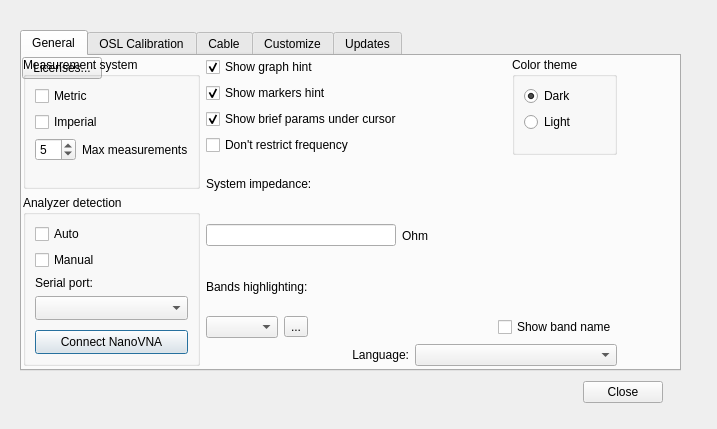
First picture: the form in settings.ui, repository rigexpert/AntScope2, before the edit.
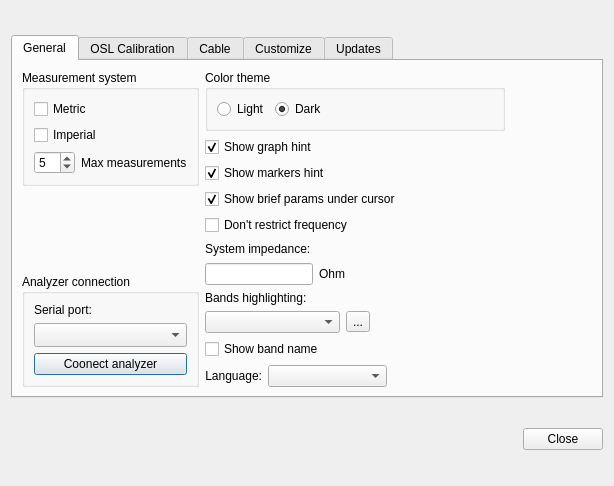
Second picture: the form after the edit. The open tabs and pages were chosen to show the change.

What changed in the file:
```diff
--- a/settings.ui
+++ b/settings.ui
@@ -6,8 +6,8 @@
    <rect>
     <x>0</x>
     <y>0</y>
-    <width>717</width>
-    <height>429</height>
+    <width>614</width>
+    <height>486</height>
    </rect>
   </property>
   <property name="minimumSize">
@@ -25,15 +25,9 @@
   <property name="windowTitle">
    <string>Settings</string>
   </property>
+  <layout class="QVBoxLayout" name="verticalLayout_8">
+   <item>
   <widget class="QTabWidget" name="tabWidget">
-   <property name="geometry">
-    <rect>
-     <x>20</x>
-     <y>30</y>
-     <width>661</width>
-     <height>341</height>
-    </rect>
-   </property>
    <property name="sizePolicy">
     <sizepolicy hsizetype="Expanding" vsizetype="Maximum">
      <horstretch>0</horstretch>
@@ -41,80 +35,38 @@
     </sizepolicy>
    </property>
    <property name="currentIndex">
-    <number>4</number>
+      <number>0</number>
    </property>
    <widget class="QWidget" name="General">
     <attribute name="title">
      <string>General</string>
     </attribute>
-    <widget class="QWidget" name="layoutWidget">
-     <property name="geometry">
-      <rect>
-       <x>0</x>
-       <y>0</y>
-       <width>123</width>
-       <height>25</height>
-      </rect>
-     </property>
-     <layout class="QHBoxLayout" name="horizontalLayout_35">
+      <layout class="QFormLayout" name="formLayout_5">
+       <item row="0" column="0">
+        <layout class="QHBoxLayout" name="horizontalLayout_38">
       <item>
-       <widget class="QPushButton" name="licencesBtn">
-        <property name="text">
-         <string>Licenses...</string>
-        </property>
-        <property name="autoDefault">
-         <bool>false</bool>
-        </property>
-       </widget>
-      </item>
-      <item>
-       <spacer name="horizontalSpacer_8">
-        <property name="orientation">
-         <enum>Qt::Horizontal</enum>
-        </property>
-        <property name="sizeHint" stdset="0">
-         <size>
-          <width>40</width>
-          <height>20</height>
-         </size>
-        </property>
-       </spacer>
-      </item>
-     </layout>
-    </widget>
-    <widget class="QWidget" name="layoutWidget">
-     <property name="geometry">
-      <rect>
-       <x>1</x>
-       <y>1</y>
-       <width>594</width>
-       <height>309</height>
-      </rect>
-     </property>
-     <layout class="QHBoxLayout" name="horizontalLayout_37">
-      <item>
-       <layout class="QVBoxLayout" name="verticalLayout_15">
+          <layout class="QVBoxLayout" name="verticalLayout_19">
         <item>
          <widget class="QGroupBox" name="groupBox_7">
           <property name="title">
            <string>Measurement system</string>
           </property>
-          <layout class="QFormLayout" name="formLayout_3">
-           <item row="0" column="0">
+             <layout class="QVBoxLayout" name="verticalLayout_18">
+              <item>
             <widget class="QCheckBox" name="measureSystemMetric">
              <property name="text">
               <string>Metric</string>
              </property>
             </widget>
            </item>
-           <item row="1" column="0">
+              <item>
             <widget class="QCheckBox" name="measureSystemAmerican">
              <property name="text">
               <string>Imperial</string>
              </property>
             </widget>
            </item>
-           <item row="2" column="0">
+              <item>
             <layout class="QHBoxLayout" name="horizontalLayout_36">
              <item>
               <widget class="QSpinBox" name="spinBoxMeasurements">
@@ -147,6 +99,19 @@
           </layout>
          </widget>
         </item>
+           <item>
+            <spacer name="verticalSpacer">
+             <property name="orientation">
+              <enum>Qt::Vertical</enum>
+             </property>
+             <property name="sizeHint" stdset="0">
+              <size>
+               <width>20</width>
+               <height>40</height>
+              </size>
+             </property>
+            </spacer>
+           </item>
         <item>
          <widget class="QGroupBox" name="groupBox_12">
           <property name="minimumSize">
@@ -156,23 +121,9 @@
            </size>
           </property>
           <property name="title">
-           <string>Analyzer detection</string>
+              <string>Analyzer connection</string>
           </property>
           <layout class="QVBoxLayout" name="verticalLayout_14">
-           <item>
-            <widget class="QCheckBox" name="autoDetect">
-             <property name="text">
-              <string>Auto</string>
-             </property>
-            </widget>
-           </item>
-           <item>
-            <widget class="QCheckBox" name="manualDetect">
-             <property name="text">
-              <string>Manual</string>
-             </property>
-            </widget>
-           </item>
            <item>
             <widget class="QLabel" name="label_15">
              <property name="text">
@@ -191,31 +142,9 @@
             </widget>
            </item>
            <item>
-            <spacer name="verticalSpacer">
-             <property name="orientation">
-              <enum>Qt::Vertical</enum>
-             </property>
-             <property name="sizeType">
-              <enum>QSizePolicy::Fixed</enum>
-             </property>
-             <property name="sizeHint" stdset="0">
-              <size>
-               <width>20</width>
-               <height>4</height>
-              </size>
-             </property>
-            </spacer>
-           </item>
-           <item>
-            <widget class="QPushButton" name="connectNanovnaBtn">
-             <property name="minimumSize">
-              <size>
-               <width>0</width>
-               <height>24</height>
-              </size>
-             </property>
+               <widget class="QPushButton" name="connectSerialBtn">
              <property name="text">
-              <string>Connect NanoVNA</string>
+                 <string>Coonect analyzer</string>
              </property>
             </widget>
            </item>
@@ -225,12 +154,54 @@
        </layout>
       </item>
       <item>
-       <layout class="QVBoxLayout" name="verticalLayout_16">
-        <item>
-         <layout class="QHBoxLayout" name="horizontalLayout_26">
+          <layout class="QVBoxLayout" name="verticalLayout_17">
           <item>
            <layout class="QVBoxLayout" name="verticalLayout_9">
             <item>
+              <widget class="QGroupBox" name="groupBoxColor">
+               <property name="title">
+                <string>Color theme</string>
+               </property>
+               <layout class="QHBoxLayout" name="horizontalLayout_26">
+                <item>
+                 <widget class="QRadioButton" name="radioButtonLight">
+                  <property name="text">
+                   <string>Light</string>
+                  </property>
+                 </widget>
+                </item>
+                <item>
+                 <widget class="QRadioButton" name="radioButtonDark">
+                  <property name="text">
+                   <string>Dark</string>
+                  </property>
+                  <property name="checked">
+                   <bool>true</bool>
+                  </property>
+                 </widget>
+                </item>
+                <item>
+                 <layout class="QHBoxLayout" name="horizontalLayout_35"/>
+                </item>
+                <item>
+                 <spacer name="horizontalSpacer_11">
+                  <property name="orientation">
+                   <enum>Qt::Horizontal</enum>
+                  </property>
+                  <property name="sizeHint" stdset="0">
+                   <size>
+                    <width>40</width>
+                    <height>20</height>
+                   </size>
+                  </property>
+                 </spacer>
+                </item>
+               </layout>
+              </widget>
+             </item>
+             <item>
+              <layout class="QFormLayout" name="formLayout_6">
+               <item row="0" column="0">
              <widget class="QCheckBox" name="graphHintCheckBox">
               <property name="sizePolicy">
                <sizepolicy hsizetype="Preferred" vsizetype="Fixed">
@@ -246,7 +217,7 @@
               </property>
              </widget>
             </item>
-            <item>
+               <item row="1" column="0">
              <widget class="QCheckBox" name="markersHintCheckBox">
               <property name="sizePolicy">
                <sizepolicy hsizetype="Preferred" vsizetype="Fixed">
@@ -262,7 +233,7 @@
               </property>
              </widget>
             </item>
-            <item>
+               <item row="2" column="0">
              <widget class="QCheckBox" name="graphBriefHintCheckBox">
               <property name="sizePolicy">
                <sizepolicy hsizetype="Preferred" vsizetype="Fixed">
@@ -284,7 +255,7 @@
               </property>
              </widget>
             </item>
-            <item>
+               <item row="3" column="0">
              <widget class="QCheckBox" name="fqRestrictCheckBox">
               <property name="text">
                <string>Don't restrict frequency</string>
@@ -293,34 +264,10 @@
             </item>
            </layout>
           </item>
+            </layout>
+           </item>
           <item>
-           <widget class="QGroupBox" name="groupBoxColor">
-            <property name="title">
-             <string>Color theme</string>
-            </property>
-            <layout class="QFormLayout" name="formLayout_5">
-             <item row="0" column="0">
-              <widget class="QRadioButton" name="radioButtonDark">
-               <property name="text">
-                <string>Dark</string>
-               </property>
-               <property name="checked">
-                <bool>true</bool>
-               </property>
-              </widget>
-             </item>
-             <item row="1" column="0">
-              <widget class="QRadioButton" name="radioButtonLight">
-               <property name="text">
-                <string>Light</string>
-               </property>
-              </widget>
-             </item>
-            </layout>
-           </widget>
-          </item>
-         </layout>
-        </item>
+            <layout class="QVBoxLayout" name="verticalLayout_15">
         <item>
          <widget class="QLabel" name="label_4">
           <property name="text">
@@ -332,6 +279,12 @@
          <layout class="QHBoxLayout" name="horizontalLayout_29">
           <item>
            <widget class="QLineEdit" name="lineEdit_systemImpedance">
+                 <property name="sizePolicy">
+                  <sizepolicy hsizetype="Preferred" vsizetype="Fixed">
+                   <horstretch>0</horstretch>
+                   <verstretch>0</verstretch>
+                  </sizepolicy>
+                 </property>
             <property name="maxLength">
              <number>4</number>
             </property>
@@ -359,6 +312,10 @@
           </item>
          </layout>
         </item>
+            </layout>
+           </item>
+           <item>
+            <layout class="QVBoxLayout" name="verticalLayout_16">
         <item>
          <widget class="QLabel" name="label_17">
           <property name="text">
@@ -367,9 +324,16 @@
          </widget>
         </item>
         <item>
-         <layout class="QHBoxLayout" name="horizontalLayout_38">
+              <layout class="QHBoxLayout" name="horizontalLayout_37">
           <item>
-           <widget class="QComboBox" name="bandsCombobox"/>
+                <widget class="QComboBox" name="bandsCombobox">
+                 <property name="sizePolicy">
+                  <sizepolicy hsizetype="Expanding" vsizetype="Fixed">
+                   <horstretch>0</horstretch>
+                   <verstretch>0</verstretch>
+                  </sizepolicy>
+                 </property>
+                </widget>
           </item>
           <item>
            <widget class="QToolButton" name="editBandsBtn">
@@ -379,7 +343,7 @@
            </widget>
           </item>
           <item>
-           <spacer name="horizontalSpacer_9">
+                <spacer name="horizontalSpacer_8">
             <property name="orientation">
              <enum>Qt::Horizontal</enum>
             </property>
@@ -390,6 +354,8 @@
              </size>
             </property>
            </spacer>
+               </item>
+              </layout>
           </item>
           <item>
            <widget class="QCheckBox" name="checkBoxBandName">
@@ -413,28 +379,42 @@
            </widget>
           </item>
           <item>
-           <widget class="QComboBox" name="languageComboBox"/>
-          </item>
-         </layout>
-        </item>
-       </layout>
-      </item>
-     </layout>
-    </widget>
+              <widget class="QComboBox" name="languageComboBox">
+               <property name="sizePolicy">
+                <sizepolicy hsizetype="Expanding" vsizetype="Fixed">
+                 <horstretch>0</horstretch>
+                 <verstretch>0</verstretch>
+                </sizepolicy>
+               </property>
+              </widget>
+             </item>
+             <item>
+              <spacer name="horizontalSpacer_9">
+               <property name="orientation">
+                <enum>Qt::Horizontal</enum>
+               </property>
+               <property name="sizeHint" stdset="0">
+                <size>
+                 <width>40</width>
+                 <height>20</height>
+                </size>
+               </property>
+              </spacer>
+             </item>
+            </layout>
+           </item>
+          </layout>
+         </item>
+        </layout>
+       </item>
+      </layout>
    </widget>
    <widget class="QWidget" name="Calibration">
     <attribute name="title">
      <string>OSL Calibration</string>
     </attribute>
-    <widget class="QWidget" name="layoutWidget">
-     <property name="geometry">
-      <rect>
-       <x>10</x>
-       <y>0</y>
-       <width>464</width>
-       <height>248</height>
-      </rect>
-     </property>
+      <layout class="QFormLayout" name="formLayout_8">
+       <item row="0" column="0">
      <layout class="QFormLayout" name="formLayout">
       <item row="0" column="0">
        <widget class="QGroupBox" name="groupBox_6">
@@ -666,85 +646,90 @@
        </widget>
       </item>
      </layout>
-    </widget>
+       </item>
+      </layout>
    </widget>
    <widget class="QWidget" name="Cable">
     <attribute name="title">
      <string>Cable</string>
     </attribute>
-    <widget class="QWidget" name="layoutWidget">
-     <property name="geometry">
-      <rect>
-       <x>9</x>
-       <y>39</y>
-       <width>633</width>
-       <height>236</height>
-      </rect>
-     </property>
-     <layout class="QVBoxLayout" name="verticalLayout_10">
-      <item>
-       <layout class="QHBoxLayout" name="horizontalLayout_24">
-        <item>
-         <widget class="QLabel" name="label_7">
-          <property name="text">
-           <string>Velocity factor</string>
-          </property>
-         </widget>
-        </item>
-        <item>
-         <widget class="QLineEdit" name="velocityFactor">
-          <property name="alignment">
-           <set>Qt::AlignRight|Qt::AlignTrailing|Qt::AlignVCenter</set>
-          </property>
-         </widget>
-        </item>
-        <item>
-         <widget class="QLabel" name="label_14">
-          <property name="text">
-           <string>Cable length</string>
-          </property>
-         </widget>
-        </item>
-        <item>
-         <widget class="QLineEdit" name="cableLen">
-          <property name="alignment">
-           <set>Qt::AlignRight|Qt::AlignTrailing|Qt::AlignVCenter</set>
-          </property>
-         </widget>
-        </item>
-        <item>
+      <layout class="QFormLayout" name="formLayout_9">
+       <item row="0" column="0">
+        <layout class="QFormLayout" name="formLayout_7">
+         <item row="0" column="0">
+          <layout class="QGridLayout" name="gridLayout_3">
+           <item row="0" column="4">
          <widget class="QLabel" name="label_8">
           <property name="text">
            <string>Cable R0</string>
           </property>
          </widget>
         </item>
-        <item>
-         <widget class="QLineEdit" name="cableR0">
+           <item row="0" column="3">
+            <widget class="QLineEdit" name="cableLen">
           <property name="alignment">
            <set>Qt::AlignRight|Qt::AlignTrailing|Qt::AlignVCenter</set>
           </property>
          </widget>
         </item>
-        <item>
+           <item row="0" column="6">
          <widget class="QLabel" name="label_9">
           <property name="text">
            <string>Ohm</string>
           </property>
          </widget>
         </item>
-       </layout>
-      </item>
-      <item>
+           <item row="0" column="5">
+            <widget class="QLineEdit" name="cableR0">
+             <property name="alignment">
+              <set>Qt::AlignRight|Qt::AlignTrailing|Qt::AlignVCenter</set>
+             </property>
+            </widget>
+           </item>
+           <item row="0" column="2">
+            <widget class="QLabel" name="label_14">
+             <property name="text">
+              <string>Cable length</string>
+             </property>
+            </widget>
+           </item>
+           <item row="0" column="0">
+            <widget class="QLabel" name="label_7">
+             <property name="text">
+              <string>Velocity factor</string>
+             </property>
+            </widget>
+           </item>
+           <item row="0" column="1">
+            <widget class="QLineEdit" name="velocityFactor">
+             <property name="alignment">
+              <set>Qt::AlignRight|Qt::AlignTrailing|Qt::AlignVCenter</set>
+             </property>
+            </widget>
+           </item>
+           <item row="0" column="7">
+            <spacer name="horizontalSpacer_10">
+             <property name="orientation">
+              <enum>Qt::Horizontal</enum>
+             </property>
+             <property name="sizeHint" stdset="0">
+              <size>
+               <width>40</width>
+               <height>20</height>
+              </size>
+             </property>
+            </spacer>
+           </item>
+          </layout>
+         </item>
+         <item row="1" column="0">
        <widget class="QGroupBox" name="groupBox_8">
         <property name="title">
          <string>Cable loss</string>
         </property>
-        <layout class="QVBoxLayout" name="verticalLayout_8">
-         <item>
-          <layout class="QHBoxLayout" name="horizontalLayout_22">
-           <item>
-            <layout class="QVBoxLayout" name="verticalLayout_7">
+           <layout class="QGridLayout" name="gridLayout_4">
+            <item row="0" column="0">
+             <layout class="QVBoxLayout" name="verticalLayout_6">
              <item>
               <layout class="QHBoxLayout" name="horizontalLayout">
                <item>
@@ -795,7 +780,7 @@
              </item>
             </layout>
            </item>
-           <item>
+            <item row="0" column="1">
             <layout class="QHBoxLayout" name="horizontalLayout_20">
              <item>
               <widget class="QComboBox" name="cableLossComboBox">
@@ -836,8 +821,8 @@
              </item>
             </layout>
            </item>
-           <item>
-            <layout class="QVBoxLayout" name="verticalLayout_6">
+            <item row="0" column="2">
+             <layout class="QVBoxLayout" name="verticalLayout_7">
              <item>
               <widget class="QRadioButton" name="anyFq">
                <property name="text">
@@ -885,17 +870,15 @@
             </layout>
            </item>
           </layout>
-         </item>
-        </layout>
-       </widget>
-      </item>
-      <item>
+          </widget>
+         </item>
+         <item row="2" column="0">
        <widget class="QGroupBox" name="groupBox_9">
         <property name="title">
          <string>Transmission line options</string>
         </property>
-        <layout class="QHBoxLayout" name="horizontalLayout_23">
-         <item>
+           <layout class="QGridLayout" name="gridLayout_5">
+            <item row="0" column="0">
           <widget class="QPushButton" name="doNothingBtn">
            <property name="minimumSize">
             <size>
@@ -911,7 +894,7 @@
            </property>
           </widget>
          </item>
-         <item>
+            <item row="0" column="1">
           <widget class="QPushButton" name="subtractCableBtn">
            <property name="minimumSize">
             <size>
@@ -927,7 +910,7 @@
            </property>
           </widget>
          </item>
-         <item>
+            <item row="0" column="2">
           <widget class="QPushButton" name="addCableBtn">
            <property name="minimumSize">
             <size>
@@ -946,11 +929,18 @@
         </layout>
        </widget>
       </item>
-      <item>
-       <widget class="QComboBox" name="cableComboBox"/>
-      </item>
-      <item>
-       <layout class="QHBoxLayout" name="horizontalLayout_28">
+         <item row="3" column="0">
+          <widget class="QComboBox" name="cableComboBox">
+           <property name="sizePolicy">
+            <sizepolicy hsizetype="Expanding" vsizetype="Fixed">
+             <horstretch>0</horstretch>
+             <verstretch>0</verstretch>
+            </sizepolicy>
+           </property>
+          </widget>
+         </item>
+         <item row="4" column="0">
+          <layout class="QHBoxLayout" name="horizontalLayout_22">
         <item>
          <spacer name="horizontalSpacer_2">
           <property name="orientation">
@@ -981,21 +971,15 @@
        </layout>
       </item>
      </layout>
-    </widget>
+       </item>
+      </layout>
    </widget>
    <widget class="QWidget" name="Custom">
     <attribute name="title">
      <string>Customize</string>
     </attribute>
-    <widget class="QWidget" name="layoutWidget">
-     <property name="geometry">
-      <rect>
-       <x>20</x>
-       <y>20</y>
-       <width>553</width>
-       <height>227</height>
-      </rect>
-     </property>
+      <layout class="QFormLayout" name="formLayout_10">
+       <item row="0" column="0">
      <layout class="QHBoxLayout" name="horizontalLayout_34">
       <item>
        <layout class="QVBoxLayout" name="verticalLayout_12">
@@ -1288,7 +1272,8 @@
        </widget>
       </item>
      </layout>
-    </widget>
+       </item>
+      </layout>
    </widget>
    <widget class="QWidget" name="Updates">
     <attribute name="title">
@@ -1539,15 +1524,8 @@
     </layout>
    </widget>
   </widget>
-  <widget class="QWidget" name="layoutWidget">
-   <property name="geometry">
-    <rect>
-     <x>540</x>
-     <y>380</y>
-     <width>123</width>
-     <height>25</height>
-    </rect>
-   </property>
+   </item>
+   <item>
    <layout class="QHBoxLayout" name="horizontalLayout_25">
     <item>
      <spacer name="horizontalSpacer_3">
@@ -1570,7 +1548,8 @@
      </widget>
     </item>
    </layout>
-  </widget>
+   </item>
+  </layout>
  </widget>
  <tabstops>
   <tabstop>closeBtn</tabstop>
```
Left out of the diff: 3 changed lines with no effect on the pictures. Lines whose indentation alone changed are shown as unchanged.
